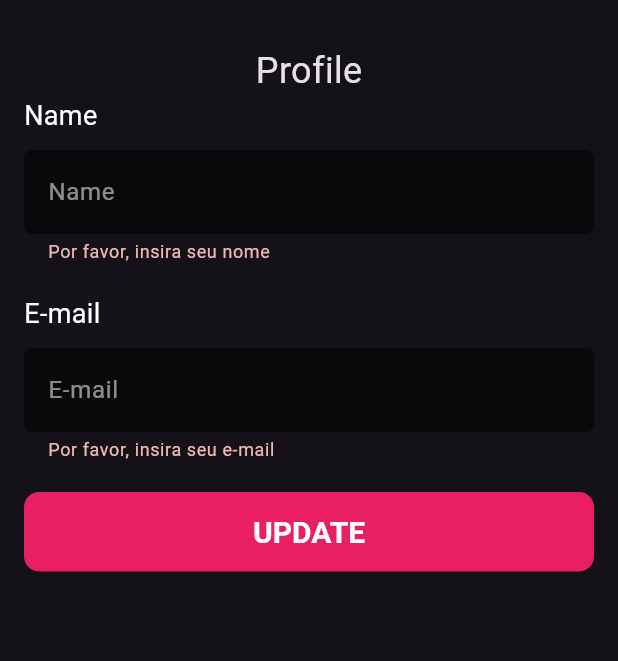
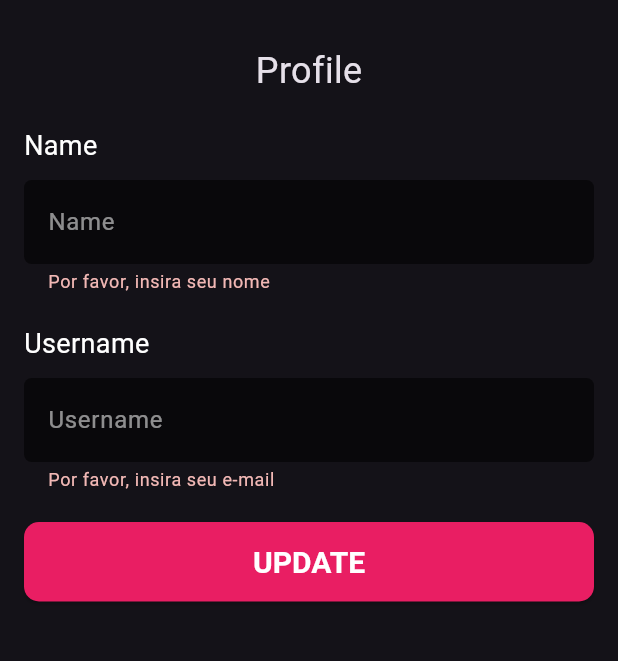
Before and after one commit to felipeakira1/SoundHub, a Flutter app: the UpdateProfilePage screen opened directly, after a tap on "UPDATE", on a phone screen of 412 x 824 dp, the part 63-724 px from its top. Run offline on Flutter 3.47's test engine with Material 3 defaults, Android fonts, the phone set to English and light mode, and no system bars; our stand-ins replace bloc, cloud_firestore, dio, firebase_auth, firebase_core, flutter_bloc and 1 more; accounts and stored records are empty.

Commit message:
feat(profile): add update name and username of current user

```diff
--- a/lib/bloc/profile/profile_bloc.dart
+++ b/lib/bloc/profile/profile_bloc.dart
@@ -1,48 +1,53 @@
+import 'dart:async';
+
 import 'package:bloc/bloc.dart';
 import 'package:firebase_auth/firebase_auth.dart';
-import 'package:flutter/material.dart';
 import 'package:flutter_bloc/flutter_bloc.dart';
-import 'package:soundhub/bloc/authentication/authentication_bloc.dart';
-import 'package:soundhub/bloc/authentication/authentication_state.dart';
 import 'package:soundhub/bloc/profile/profile_event.dart';
 import 'package:soundhub/bloc/profile/profile_state.dart';
 import 'package:soundhub/data_providers/firebase_authentication_service.dart';
 import 'package:soundhub/data_providers/firestore_user_data_provider.dart';
-import 'package:soundhub/models/user.dart' as modelUser;
 
 class ProfileBloc extends Bloc<ProfileEvent, ProfileState> {
+  final FirebaseAuthenticationService _firebaseAuthenticationService = FirebaseAuthenticationService();
   final FirestoreUserDataProvider _firestoreUserDataProvider = FirestoreUserDataProvider();
-  final FirebaseAuthenticationService _firebaseAuthenticationService = FirebaseAuthenticationService();
 
   ProfileBloc() : super(ProfileInitial()) {
-    on<ProfileLoad>((event, emit) async {
+
+    on<LoadProfile>((event, emit) async {
       emit(ProfileLoading());
+      User? currentUser = _firebaseAuthenticationService.getCurrentUser();
+      if(currentUser != null && currentUser.email != null) {
         try {
-        String? email = FirebaseAuth.instance.currentUser?.email;
-        if(email != null) {
-          Map<String, dynamic>? userDetails = await _firestoreUserDataProvider.getUserByEmail(email);
+            Map<String, dynamic>? userDetails = await _firestoreUserDataProvider.getUserByUid(currentUser.uid);
             if(userDetails != null) {
-
-            emit(ProfileLoaded(user: modelUser.User.fromJson(userDetails)));
+              emit(ProfileLoaded(email: currentUser.email, name: userDetails['name'], username: userDetails['username']));
+            } else {
+              emit(ProfileEmpty());
+            }
+        } catch (e) {
+          emit(ProfileLoadError(message: "Error retrieving user data: $e"));
         }
       } else {
           emit(ProfileEmpty());
         }
-      }catch (e) {
-        emit(ProfileError(message: "Error: $e"));
-      }
     });
 
-    on<ProfileUpdate>((event, emit) async {
+    on<UpdateProfile>((event, emit) async {
       emit(ProfileLoading());
       try {
-        await _firebaseAuthenticationService.updateEmail(event.email);
-        Map<String, dynamic>? userDetails = await _firestoreUserDataProvider.getUserByEmail(event.email);
-        if(userDetails != null) {
-          emit(ProfileLoaded(user: modelUser.User.fromJson(userDetails)));
+        User? currentUser = _firebaseAuthenticationService.getCurrentUser();
+        if(currentUser != null) {
+          await _firestoreUserDataProvider.updateUser(currentUser.uid, {
+            'name': event.name,
+            'username': event.username
+          });
+          emit(ProfileUpdated(email: currentUser.email, name: event.name, username: event.username));
+        } else {
+          emit(ProfileUpdateError(message: 'No authenticated user found'));
         }
       } catch (e) {
-        emit(ProfileError(message: 'Error: $e'));
+        emit(ProfileUpdateError(message: '$e'));
       }
     });
 
@@ -50,9 +55,8 @@ class ProfileBloc extends Bloc<ProfileEvent, ProfileState> {
       emit(ProfileLoading());
       try {
         await _firebaseAuthenticationService.signOut();
-        emit(ProfileNotAuthenticated());
       } catch(e) {
-        emit(ProfileError(message: 'Erro ao sair: $e'));
+        emit(ProfileLoadError(message: 'Erro ao sair: $e'));
       }
     });
   }
--- a/lib/bloc/profile/profile_event.dart
+++ b/lib/bloc/profile/profile_event.dart
@@ -1,14 +1,14 @@
 // ignore_for_file: public_member_api_docs, sort_constructors_first
 abstract class ProfileEvent {}
 
-class ProfileLoad extends ProfileEvent {}
+class LoadProfile extends ProfileEvent {}
 
-class ProfileUpdate extends ProfileEvent {
+class UpdateProfile extends ProfileEvent {
   String name;
-  String email;
-  ProfileUpdate({
+  String username;
+  UpdateProfile({
     required this.name,
-    required this.email,
+    required this.username,
   });
 }
 
--- a/lib/bloc/profile/profile_state.dart
+++ b/lib/bloc/profile/profile_state.dart
@@ -10,16 +10,19 @@ class ProfileLoading extends ProfileState {}
 class ProfileEmpty extends ProfileState {}
 
 class ProfileLoaded extends ProfileState {
-  User user;
-
+  String? email;
+  String name;
+  String username;
   ProfileLoaded({
-    required this.user,
+    required this.email,
+    required this.name,
+    required this.username,
   });
 }
 
-class ProfileError extends ProfileState {
+class ProfileLoadError extends ProfileState {
   String message;
-  ProfileError({
+  ProfileLoadError({
     required this.message,
   });
 }
@@ -27,10 +30,19 @@ class ProfileError extends ProfileState {
 class ProfileUpdating extends ProfileState {}
 
 class ProfileUpdated extends ProfileState {
-  User user;
+  String? email;
+  String name;
+  String username;
   ProfileUpdated({
-    required this.user,
+    required this.email,
+    required this.name,
+    required this.username,
   });
 }
 
-class ProfileNotAuthenticated extends ProfileState {}
+class ProfileUpdateError extends ProfileState {
+  String message;
+  ProfileUpdateError({
+    required this.message,
+  });
+}
--- a/lib/bloc/register/register_bloc.dart
+++ b/lib/bloc/register/register_bloc.dart
@@ -6,22 +6,20 @@ import 'package:soundhub/bloc/register/register_event.dart';
 import 'package:soundhub/bloc/register/register_state.dart';
 
 class RegisterBloc extends Bloc<RegisterEvent, RegisterState> {
-  FirebaseAuthenticationService _firebaseAuthenticationService = FirebaseAuthenticationService();
-  FirestoreUserDataProvider _firestoreUserService = FirestoreUserDataProvider();
+  final FirebaseAuthenticationService _firebaseAuthentication = FirebaseAuthenticationService();
+  final FirestoreUserDataProvider _firestoreUserDataProvider = FirestoreUserDataProvider();
 
   RegisterBloc() : super(RegisterInitial()) {
     on<RegisterSubmitted>((RegisterSubmitted event, Emitter<RegisterState> emit) async {
       emit(RegisterLoading());
       try {
-        User? user = await _firebaseAuthenticationService.createUserWithEmailAndPassword(event.email, event.password);
+        User? user = await _firebaseAuthentication.createUserWithEmailAndPassword(event.email, event.password);
         if(user != null) {
-          await _firestoreUserService.insertUser(user, {
+          await _firestoreUserDataProvider.insertUser(user, {
             "name": event.name,
-            "email": event.email,
-            "password": event.password,
             "username": event.username
           });
-          await _firebaseAuthenticationService.signOut();
+          await _firebaseAuthentication.signOut();
           emit(RegisterSuccessful());
         }
       } catch (e) {
--- a/lib/data_providers/firestore_user_data_provider.dart
+++ b/lib/data_providers/firestore_user_data_provider.dart
@@ -2,25 +2,26 @@ import 'package:cloud_firestore/cloud_firestore.dart';
 import 'package:firebase_auth/firebase_auth.dart';
 
 class FirestoreUserDataProvider {
-  final FirebaseFirestore _firestoreUserService = FirebaseFirestore.instance;
+  final FirebaseFirestore _firestore = FirebaseFirestore.instance;
 
   Future<void> insertUser(User user, Map<String, dynamic> userDetails) async {
-    await _firestoreUserService.collection('users').add(userDetails);
+    await _firestore.collection('users').doc(user.uid).set(userDetails);
   }
 
-  Future<Map<String, dynamic>?> getUserByEmail(String? email) async {
+  Future<Map<String, dynamic>?> getUserByUid(String uid) async {
     try {
-      QuerySnapshot querySnapshot = await _firestoreUserService.collection('users').where('email', isEqualTo: email).get();
-      if(querySnapshot.docs.isNotEmpty) {
-        return querySnapshot.docs.first.data() as Map<String, dynamic>;
-      } else {
-        print("No user found for that email");
-        return null;
-      }
-    } catch (e) {
-      // Trata qualquer exceção que possa ocorrer durante a consulta
-      print('Error retrieving user by email: $e');
-      return null;
+      DocumentSnapshot userDoc = await _firestore.collection('users').doc(uid).get();
+      return userDoc.data() as Map<String, dynamic>?;
+    } catch(e) {
+      throw Exception("Failed to get user by uid: $e");
+    }
+  }
+
+  Future<void> updateUser(String uid, Map<String, dynamic> updateDetails) async {
+    try {
+      await _firestore.collection('users').doc(uid).update(updateDetails);
+    } catch(e) {
+      throw Exception("Failed to update uesr: $e");
     }
   }
 }
--- a/lib/models/user.dart
+++ b/lib/models/user.dart
@@ -1,53 +1,29 @@
 class User {
-  String? _id;
   String _fullName;
-  String _email;
   String _username;
-  String _password;
-  List<String> _favoriteGenres;
 
   User({
-    String? id,
     required String fullName,
-    required String email,
     required String username,
-    required String password,
-    required List<String> favoriteGenres,
-  })  : _id = id,
-        _fullName = fullName,
-        _email = email,
-        _username = username,
-        _password = password,
-        _favoriteGenres = favoriteGenres;
+  })  : _fullName = fullName,
+        _username = username;
 
-  String? get id => _id;
   String get fullName => _fullName;
-  String get email => _email;
   String get username => _username;
-  String get password => _password;
-  List<String> get favoriteGenres => _favoriteGenres;
 
   // Método para converter o usuário em um mapa para JSON
   Map<String, dynamic> toJson() {
     return {
-      'id': _id,  // Incluído para permitir serialização completa
-      'fullName': _fullName,
-      'email': _email,
+      'name': _fullName,
       'username': _username,
-      'password': _password,  // Cuidado com a segurança ao expor senhas
-      'favoriteGenres': _favoriteGenres,
     };
   }
 
   // Factory constructor para criar um usuário a partir de um mapa JSON
   factory User.fromJson(Map<String, dynamic> json) {
     return User(
-      id: json['id']?.toString(),
-      fullName: json['fullName'] ?? 'Default Name',
-      email: json['email'] ?? 'no-email@example.com',
+      fullName: json['name'] ?? 'Default Name',
       username: json['username'] ?? 'defaultUsername',
-      password: json['password'] ?? 'defaultPassword',
-      favoriteGenres: List<String>.from(json['favoriteGenres'] ?? []),
     );
   }
 }
--- a/lib/views/profile/album_reviews_page.dart
+++ b/lib/views/profile/album_reviews_page.dart
@@ -1,5 +1,7 @@
 import 'package:flutter/material.dart';
 import 'package:flutter_bloc/flutter_bloc.dart';
+import 'package:soundhub/bloc/album_reviews/album_reviews_bloc.dart';
+import 'package:soundhub/bloc/album_reviews/album_reviews_state.dart';
 import 'package:soundhub/widgets/app_bars.dart';
 
 class AlbumReviewsPage extends StatefulWidget {
@@ -12,7 +14,7 @@ class AlbumReviewsPage extends StatefulWidget {
 class _AlbumReviewsPageState extends State<AlbumReviewsPage> {
   @override
   Widget build(BuildContext context) {
-    return const Scaffold(
+    return Scaffold(
       appBar: ReturnAppBar(),
       body: Padding(
         padding: EdgeInsets.all(16.0),
@@ -20,8 +22,12 @@ class _AlbumReviewsPageState extends State<AlbumReviewsPage> {
           children: [
             Text('Albuns Ratings'),
             Expanded(
-              child: BlocBuilder<PlacehodlerBloc, PlaceholderState(
-                builder: (context, state) {},
+              child: BlocBuilder<AlbumReviewsBloc, AlbumReviewsState>(
+                builder: (context, state) {
+                  return const Center(
+                      child: Text('Loading'),
+                    );
+                },
               ),
             ),
           ],
--- a/lib/views/profile/update_profile_page.dart
+++ b/lib/views/profile/update_profile_page.dart
@@ -1,4 +1,5 @@
 import 'package:flutter/material.dart';
+import 'package:flutter/widgets.dart';
 import 'package:flutter_bloc/flutter_bloc.dart';
 import 'package:soundhub/bloc/profile/profile_bloc.dart';
 import 'package:soundhub/bloc/profile/profile_event.dart';
@@ -17,37 +18,75 @@ class UpdateProfilePage extends StatefulWidget {
 class _UpdateProfilePageState extends State<UpdateProfilePage> {
   final _formKey = GlobalKey<FormState>();
   final TextEditingController _nameController = TextEditingController();
-  final TextEditingController _emailController = TextEditingController();
+  final TextEditingController _usernameController = TextEditingController();
 
   @override
   void initState() {
+    context.read<ProfileBloc>().add(LoadProfile());
     super.initState();
-    context.read<ProfileBloc>().add(ProfileLoad());
   }
 
   @override
   Widget build(BuildContext context) {
     return Scaffold(
-      appBar: ReturnAppBar(),
-      body: Padding(
+      appBar: const ReturnAppBar(),
+      body: BlocListener<ProfileBloc, ProfileState>(
+        listener: (context, state) {
+          if(state is ProfileUpdated) {
+            ScaffoldMessenger.of(context).showSnackBar(const SnackBar(content: Text('Profile updated successfully!')));
+          } else if (state is ProfileUpdateError) {
+            ScaffoldMessenger.of(context).showSnackBar(SnackBar(content: Text(state.message)));
+          }
+        },
+        child: Padding(
           padding: const EdgeInsets.all(16.0),
           child: Column(
             children: [
-              const Text('Profile', style: TextStyle(fontSize: 24),),
+              const Text('Profile', style: TextStyle(fontSize: 24)),
               Expanded(
-                child: BlocBuilder<ProfileBloc, ProfileState>(
+                child: _buildProfileForm(),
+              ),
+            ],
+          ),
+        ),
+      ),
+    );
+  }
+
+  Widget _buildProfileForm() {
+    return BlocBuilder<ProfileBloc, ProfileState>(
       builder: (context, state) {
         if (state is ProfileEmpty) {
-                      return const Center(child: Text('Nenhum álbum encontrado.'));
-                    } else if (state is ProfileError) {
+          return const Center(
+              child: Text('No profile data found.'));
+        } else if (state is ProfileLoadError) {
           return Center(child: Text(state.message));
         } else if (state is ProfileLoaded) {
-                      _nameController.text = state.user.fullName;
-                      _emailController.text = state.user.email;
+          _nameController.text = state.name;
+          _usernameController.text = state.username;
+          return _buildForm();
+        } else if (state is ProfileUpdated) {
+          _nameController.text = state.name;
+          _usernameController.text = state.username;
+          return _buildForm();
+        }
+        else {
+          return const Center(child: CircularProgressIndicator());
+        }
+      },
+    );
+  }
+
+  Widget _buildForm() {
     return Form(
       key: _formKey,
-                        child: ListView(
+      child: SingleChildScrollView(
+        child: Column(
+          mainAxisSize: MainAxisSize.min,
           children: [
+            const SizedBox(
+              height: 20,
+            ),
             CustomTextFormField(
               controller: _nameController,
               text: "Name",
@@ -58,66 +97,40 @@ class _UpdateProfilePageState extends State<UpdateProfilePage> {
                 return null;
               },
             ),
-                            const SizedBox(
-                              height: 20,
-                            ),
+            const SizedBox(height: 20),
             CustomTextFormField(
-                              controller: _emailController,
-                              text: "E-mail",
+              controller: _usernameController,
+              text: "Username",
               validator: (value) {
                 if (value == null || value.isEmpty) {
                   return 'Por favor, insira seu e-mail';
                 }
-                                if (!RegExp(r'^[^@]+@[^@]+\.[^@]+').hasMatch(value)) {
-                                  return 'Por favor, insira um e-mail válido';
-                                }
                 return null;
               },
             ),
-                            const SizedBox(
-                              height: 20,
-                            ),
-                            BlocBuilder<ProfileBloc, ProfileState>(
-                              builder: (context, state) {
-                                if(state is ProfileUpdating) {
-                                  return const CircularProgressIndicator();
-                                }
-                                if(state is ProfileError) {
-                                  return Center(
-                                    child: Text(state.message),
-                                  );
-                                }
-                                return CustomElevatedButton(
+            const SizedBox(height: 20),
+            CustomElevatedButton(
               title: "UPDATE",
               onPressed: () {
                 if (_formKey.currentState!.validate()) {
                   String name = _nameController.text.trim();
-                                        String email = _emailController.text.trim();
-                                        context.read<ProfileBloc>().add(ProfileUpdate(name: name, email: email));
-                                      }
-                                    });
-                              },
-                            ),
-                          ],
-                        ),
-                      );
-                    } else {
-                      return const Center(child: CircularProgressIndicator());
+                  String username =
+                      _usernameController.text.trim();
+                  context.read<ProfileBloc>().add(
+                      UpdateProfile(
+                          name: name, username: username));
                 }
               },
             ),
-              ),
-
           ],
         ),
       ),
     );
   }
-
   @override
   void dispose() {
     _nameController.dispose();
-    _emailController.dispose();
+    _usernameController.dispose();
     super.dispose();
   }
 }
--- a/lib/views/search/search_page.dart
+++ b/lib/views/search/search_page.dart
@@ -19,7 +19,7 @@ class _SearchPageState extends State<SearchPage>
   @override
   void initState() {
     super.initState();
-    _tabController = TabController(length: 3, vsync: this);
+    _tabController = TabController(length: 2, vsync: this);
   }
 
   @override
@@ -49,7 +49,6 @@ class _SearchPageState extends State<SearchPage>
                 create: (context) => SearchAlbumBloc(),
                 child: const SearchAlbunsPage(),
               ),
-              TelaDePesquisaMusicas(),
               TelaDePesquisaArtistas()
             ],
           ),
--- a/lib/widgets/custom_text_form_field.dart
+++ b/lib/widgets/custom_text_form_field.dart
@@ -1,3 +1,4 @@
+// ignore_for_file: public_member_api_docs, sort_constructors_first
 import 'package:flutter/material.dart';
 
 class CustomTextFormField extends StatelessWidget {
@@ -6,8 +7,17 @@ class CustomTextFormField extends StatelessWidget {
   final bool obscureText;
   final FormFieldValidator<String>? validator;
   final String? initialValue;
+  final bool enabled;
 
-  const CustomTextFormField({super.key, this.controller, required this.text, this.obscureText = false, this.validator, this.initialValue});
+  const CustomTextFormField({
+    super.key,
+    this.controller,
+    required this.text,
+    this.obscureText = false,
+    this.validator,
+    this.initialValue,
+    this.enabled = true,
+  });
 
   @override
   Widget build(BuildContext context) {
@@ -26,6 +36,7 @@ class CustomTextFormField extends StatelessWidget {
           controller: controller,
           obscureText: obscureText,
           initialValue: controller == null ? initialValue : null,
+          enabled: enabled,
           decoration: InputDecoration(
             filled: true,
             fillColor: Colors.black54,
```
Lines whose indentation alone changed are shown as unchanged.
